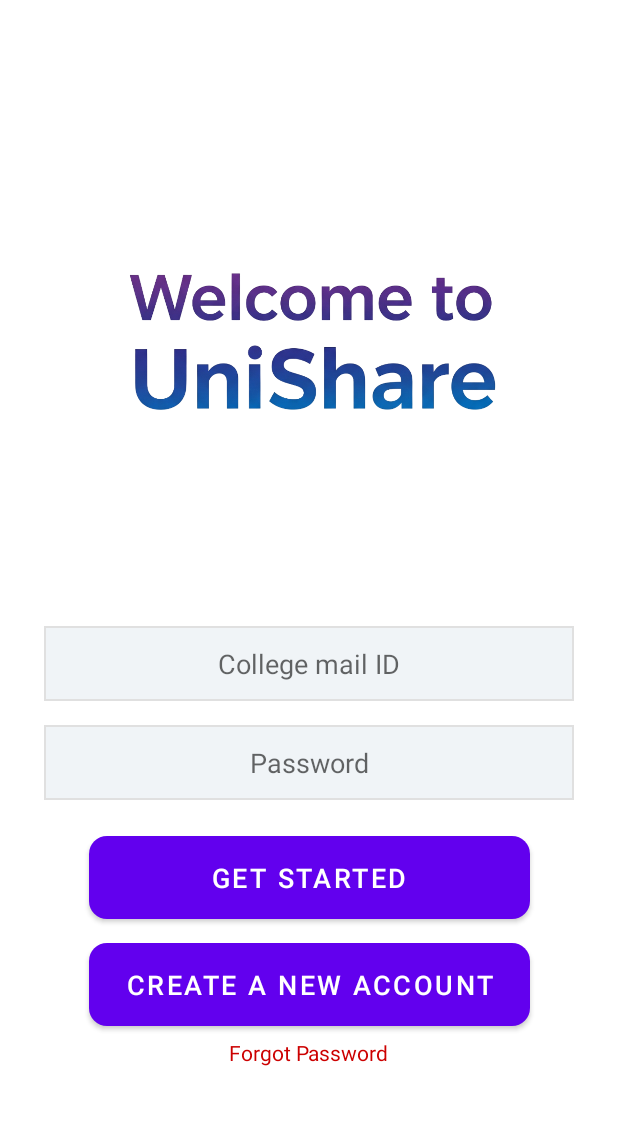
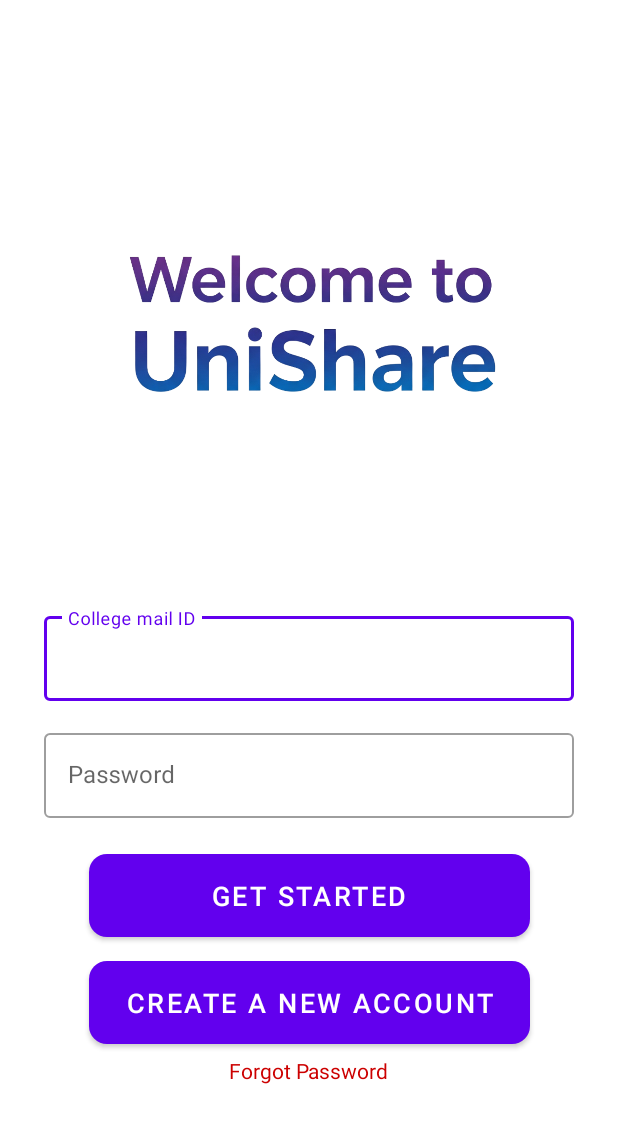
Before and after one commit to sreeraj658/Peer-rental.platform, an Android app: the screen it shows after launch (MainActivity), on a phone screen of 412 x 824 dp. Shown: the top 1123 px of the screen. Run offline under Robolectric (Android 15) with nearby library versions, the phone set to English and light mode, and no system bars.

Commit message:
Initial commit: UniShare starter project

```diff
--- a/app/src/main/java/com/ezio/unishare/MainActivity.kt
+++ b/app/src/main/java/com/ezio/unishare/MainActivity.kt
@@ -43,7 +43,8 @@ class MainActivity : AppCompatActivity() {
             val scaleAnimation = AnimationUtils.loadAnimation(this, R.anim.button_scale_anim)
             it.startAnimation(scaleAnimation)
 
-            Toast.makeText(this, "Navigating to Create Account page...", Toast.LENGTH_SHORT).show()
+            // Show a toast message
+            Toast.makeText(this, "Create Account button clicked!", Toast.LENGTH_SHORT).show()
         }
     }
 }
--- a/app/src/main/res/layout/activity_main.xml
+++ b/app/src/main/res/layout/activity_main.xml
@@ -15,46 +15,56 @@
         android:contentDescription="@string/welcome_image_description"
         android:src="@drawable/welcome"
         android:translationY="-10dp"
-        app:layout_constraintBottom_toTopOf="@+id/editTextName"
+        app:layout_constraintBottom_toTopOf="@+id/textInputLayoutName"
         app:layout_constraintEnd_toEndOf="parent"
         app:layout_constraintStart_toStartOf="parent"
         app:layout_constraintTop_toTopOf="parent"
         app:layout_constraintVertical_bias="0.5"
         app:layout_constraintVertical_chainStyle="packed" />
 
-    <EditText
-        android:id="@+id/editTextName"
+    <com.google.android.material.textfield.TextInputLayout
+        android:id="@+id/textInputLayoutName"
+        style="@style/Widget.MaterialComponents.TextInputLayout.OutlinedBox"
         android:layout_width="0dp"
-        android:layout_height="50dp"
+        android:layout_height="wrap_content"
         android:layout_marginTop="8dp"
-        android:background="@drawable/edit_text_background"
-        android:gravity="center"
         android:hint="College mail ID"
-        android:inputType="textPersonName|textCapWords"
-        android:paddingStart="16dp"
-        android:paddingEnd="16dp"
-        app:layout_constraintBottom_toTopOf="@+id/editTextEmail"
+        app:layout_constraintBottom_toTopOf="@+id/textInputLayoutEmail"
         app:layout_constraintEnd_toEndOf="parent"
         app:layout_constraintStart_toStartOf="parent"
         app:layout_constraintTop_toBottomOf="@+id/welcomeImageView"
-        app:layout_constraintWidth_percent="0.9" />
+        app:layout_constraintWidth_percent="0.9">
 
-    <EditText
-        android:id="@+id/editTextEmail"
+        <com.google.android.material.textfield.TextInputEditText
+            android:id="@+id/editTextName"
+            android:layout_width="match_parent"
+            android:layout_height="wrap_content"
+            android:inputType="textPersonName|textCapWords"
+            android:textColor="@android:color/black" />
+
+    </com.google.android.material.textfield.TextInputLayout>
+
+    <com.google.android.material.textfield.TextInputLayout
+        android:id="@+id/textInputLayoutEmail"
+        style="@style/Widget.MaterialComponents.TextInputLayout.OutlinedBox"
         android:layout_width="0dp"
-        android:layout_height="50dp"
+        android:layout_height="wrap_content"
         android:layout_marginTop="16dp"
-        android:background="@drawable/edit_text_background"
-        android:gravity="center"
         android:hint="Password"
-        android:inputType="textPassword"
-        android:paddingStart="16dp"
-        android:paddingEnd="16dp"
         app:layout_constraintBottom_toTopOf="@+id/buttonJoin"
         app:layout_constraintEnd_toEndOf="parent"
         app:layout_constraintStart_toStartOf="parent"
-        app:layout_constraintTop_toBottomOf="@+id/editTextName"
-        app:layout_constraintWidth_percent="0.9" />
+        app:layout_constraintTop_toBottomOf="@id/textInputLayoutName"
+        app:layout_constraintWidth_percent="0.9">
+
+        <com.google.android.material.textfield.TextInputEditText
+            android:id="@+id/editTextEmail"
+            android:layout_width="match_parent"
+            android:layout_height="wrap_content"
+            android:inputType="textPassword"
+            android:textColor="@android:color/black" />
+
+    </com.google.android.material.textfield.TextInputLayout>
 
     <Button
         android:id="@+id/buttonJoin"
@@ -69,7 +79,7 @@
         app:layout_constraintBottom_toTopOf="@+id/buttonCreateAccount"
         app:layout_constraintEnd_toEndOf="parent"
         app:layout_constraintStart_toStartOf="parent"
-        app:layout_constraintTop_toBottomOf="@+id/editTextEmail"
+        app:layout_constraintTop_toBottomOf="@+id/textInputLayoutEmail"
         app:layout_constraintWidth_percent="0.75" />
 
     <Button
--- a/app/src/main/res/values/colors.xml
+++ b/app/src/main/res/values/colors.xml
@@ -5,4 +5,5 @@
 
     <color name="deep_sky_blue">#00BFFF</color>
     <color name="dodger_blue">#1E90FF</color>
+    <color name="desired_focus_blue">#0000FF</color>
 </resources>
--- a/app/src/main/res/values/themes.xml
+++ b/app/src/main/res/values/themes.xml
@@ -2,7 +2,8 @@
     <style name="Theme.PeerRentApp" parent="Theme.Material3.DayNight.NoActionBar">
         <item name="colorPrimary">@color/deep_sky_blue</item>
         <item name="colorPrimaryVariant">@color/dodger_blue</item>
-        <item name="colorOnPrimary">@color/white</item> <item name="colorSecondary">@color/deep_sky_blue</item>
+        <item name="colorOnPrimary">@color/white</item>
+        <item name="colorSecondary">@color/deep_sky_blue</item>
         <item name="colorSecondaryVariant">@color/dodger_blue</item>
         <item name="colorOnSecondary">@color/white</item>
 
```
Also changed, not shown: app/build.gradle (+9 -8 lines), app/src/main/AndroidManifest.xml (+3 -5 lines), 342 other files.
